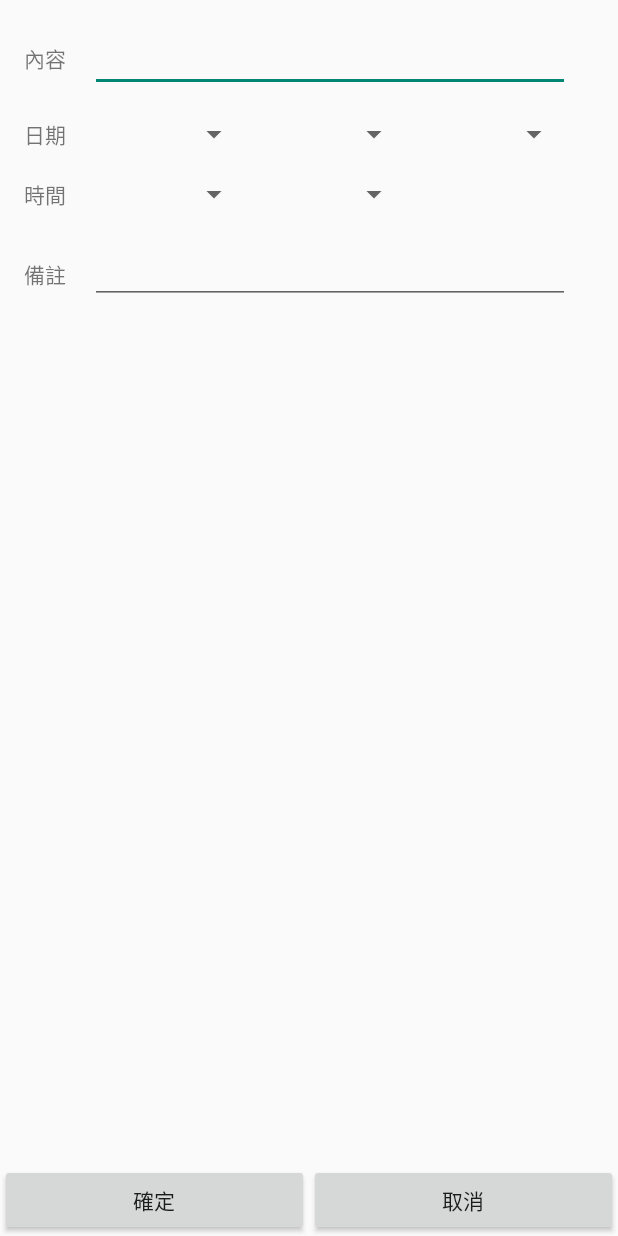
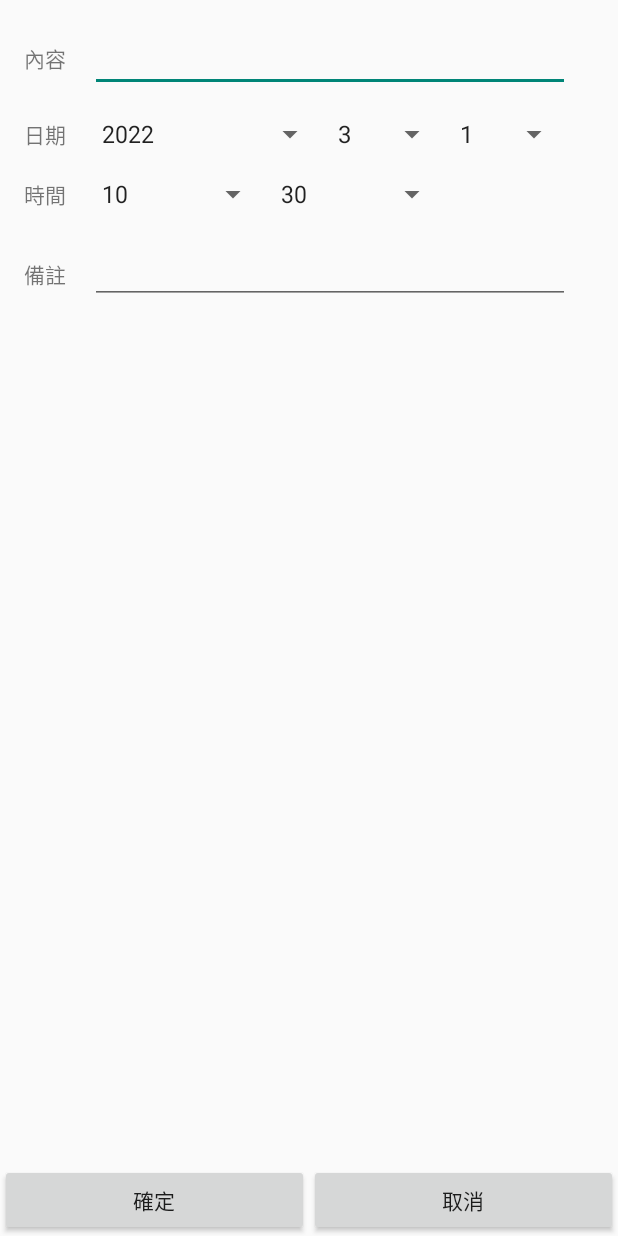
Before and after one commit to littlexfish-android/SimpleCalendar, an Android app: the fragment CalendarEditor shown on its own in the app's theme, on a phone screen of 412 x 824 dp. Run offline under Robolectric (Android 15) with nearby library versions, the phone set to English and light mode, and no system bars.

Commit message:
fix some problems

```diff
--- a/app/src/main/java/org/lf/calendar/calendar/CalendarEditor.kt
+++ b/app/src/main/java/org/lf/calendar/calendar/CalendarEditor.kt
@@ -13,7 +13,7 @@ import org.lf.calendar.io.sqlitem.calendar.SqlCalendar1
 import java.util.*
 
 private const val BEGIN_YEAR = 2000
-private const val END_YEAR = 2500
+private const val END_YEAR = 2200
 
 private const val PARAM_TIME = "calendar.editor.time"
 private const val PARAM_CONTENT = "calendar.editor.content"
@@ -107,7 +107,7 @@ class CalendarEditor : Fragment() {
 						sqlCalendar.saveSql(SqlHelper.getInstance(context).writableDatabase)
 
 						act.setFragmentToCalendar()
-						act.fragmentCalendar.reloadFromSql()
+						act.fragmentCalendar.reloadFromSql(true)
 
 					}
 				}
@@ -129,41 +129,30 @@ class CalendarEditor : Fragment() {
 	private fun initSpinner() {
 		val yearSelect = day[Calendar.YEAR] - BEGIN_YEAR
 		val monthSelect = day[Calendar.MONTH]
-		val daySelect = day[Calendar.DAY_OF_MONTH]
+		val daySelect = day[Calendar.DAY_OF_MONTH] - 1
 		val hourSelect = day[Calendar.HOUR_OF_DAY]
 		val minuteSelect = day[Calendar.MINUTE]
-		val yearArr = (BEGIN_YEAR..END_YEAR).toList().map { it.toString() }
+		val yearArr = (BEGIN_YEAR..END_YEAR).toList().toTypedArray()//.map { it.toString() }
 		val monthArr = (1..12).toList().map { it.toString() }
 		val dayArr = (1..day.getActualMaximum(Calendar.DAY_OF_MONTH)).toList().map { it.toString() }
 		val hourArr = (0..24).toList().map { it.toString() }
 		val minuteArr = (0..59).toList().map { it.toString() }
-
-		spinnerYear.adapter = ArrayAdapter.createFromResource(requireContext(), R.array.emptyArray, android.R.layout.simple_spinner_item).also {
-			it.addAll(yearArr)
-		}
+		spinnerYear.adapter = ArrayAdapter(requireContext(), android.R.layout.simple_spinner_item, yearArr)
 		spinnerYear.setSelection(yearSelect)
-		spinnerMonth.adapter = ArrayAdapter.createFromResource(requireContext(), R.array.emptyArray, android.R.layout.simple_spinner_item).also {
-			it.addAll(monthArr)
-		}
+		spinnerMonth.adapter = ArrayAdapter(requireContext(), android.R.layout.simple_spinner_item, monthArr)
 		spinnerMonth.setSelection(monthSelect)
-		spinnerDay.adapter = ArrayAdapter.createFromResource(requireContext(), R.array.emptyArray, android.R.layout.simple_spinner_item).also {
-			it.addAll(dayArr)
-		}
+		spinnerDay.adapter = ArrayAdapter(requireContext(), android.R.layout.simple_spinner_item, dayArr)
 		spinnerDay.setSelection(daySelect)
-		spinnerHour.adapter = ArrayAdapter.createFromResource(requireContext(), R.array.emptyArray, android.R.layout.simple_spinner_item).also {
-			it.addAll(hourArr)
-		}
+		spinnerHour.adapter = ArrayAdapter(requireContext(), android.R.layout.simple_spinner_item, hourArr)
 		spinnerHour.setSelection(hourSelect)
-		spinnerMinute.adapter = ArrayAdapter.createFromResource(requireContext(), R.array.emptyArray, android.R.layout.simple_spinner_item).also {
-			it.addAll(minuteArr)
-		}
+		spinnerMinute.adapter = ArrayAdapter(requireContext(), android.R.layout.simple_spinner_item, minuteArr)
 		spinnerMinute.setSelection(minuteSelect)
 
 	}
 
 	companion object {
 		@JvmStatic
-		fun newInstance(time: Long = System.currentTimeMillis(), initContent: String = "") =
+		fun newInstance(time: Long = Date().time, initContent: String = "") =
 			CalendarEditor().apply {
 				arguments = Bundle().apply {
 					this.putLong(PARAM_TIME, time)
@@ -179,10 +168,8 @@ class CalendarEditor : Fragment() {
 		 */
 		override fun onItemSelected(parent: AdapterView<*>?, view: View?, position: Int, id: Long) {
 			val dayMax = Calendar.getInstance().also { it.set(yearSpinner.selectedItem.toString().toInt(), position, 1) }.getActualMaximum(Calendar.DAY_OF_MONTH)
-			val arr = (1..dayMax).toList().map { it.toString() }
-			val adapter = ArrayAdapter.createFromResource(daySpinner.context, R.array.emptyArray, android.R.layout.simple_spinner_item)
-			adapter.addAll(arr)
-			daySpinner.adapter = adapter
+			val arr = (1..dayMax).toList().toTypedArray()
+			daySpinner.adapter = ArrayAdapter(daySpinner.context, android.R.layout.simple_spinner_item, arr)
 		}
 
 		override fun onNothingSelected(parent: AdapterView<*>?) {
--- a/app/src/main/java/org/lf/calendar/calendar/CalendarView.kt
+++ b/app/src/main/java/org/lf/calendar/calendar/CalendarView.kt
@@ -153,14 +153,16 @@ class CalendarView : Fragment() {
 	fun changeDays(year: Int, month: Int, day: Int = selectDate[Calendar.DAY_OF_MONTH]) {
 		val t = {
 			if(selectDate[Calendar.YEAR] != year || selectDate[Calendar.MONTH] != month) {
+				selectDate.clear()
+				selectDate.set(year, month, day)
 				initDays(year, month)
 				createCalendarItem(false)
 			}
 			else {
+				selectDate.clear()
+				selectDate.set(year, month, day)
 				createCalendarItem(true)
 			}
-			selectDate.clear()
-			selectDate.set(year, month, day)
 		}
 		if(this::table.isInitialized) {
 			t()
--- a/app/src/main/java/org/lf/calendar/calendar/CalenderPlanList.kt
+++ b/app/src/main/java/org/lf/calendar/calendar/CalenderPlanList.kt
@@ -64,6 +64,8 @@ class CalenderPlanList : Fragment() {
 		val plan = PlanItem(requireContext())
 		plan.setContent(time, content)
 		if(sqlItem != null) plan.attachSqlItem(sqlItem)
+		list.addView(plan)
+		planArray.add(plan)
 	}
 
 	/**
--- a/app/src/main/java/org/lf/calendar/io/SqlHelper.kt
+++ b/app/src/main/java/org/lf/calendar/io/SqlHelper.kt
@@ -234,11 +234,11 @@ class SqlHelper(@Nullable context: Context?, @Nullable factory: SQLiteDatabase.C
 		constructor(db: SQLiteDatabase, limit: Int? = null, orderBy: String? = null, increase: Boolean = true, timeMin: Long = -1, timeMax: Long = -1) {
 			@Language("SQL")
 			var select = "SELECT * FROM $databaseTableCalendarName"
-			if(orderBy != null) select += " order by $orderBy ${if(increase) "ASC" else "DESC"}"
-			if(limit != null) select += " limit $limit"
 			if(timeMin >= 0 && timeMax >= 0) select += " WHERE time BETWEEN $timeMin AND $timeMax";
 			else if(timeMin >= 0 && timeMax < 0) select += " WHERE time >= $timeMin"
 			else if(timeMin < 0 && timeMax >= 0) select += "WHERE time < $timeMax"
+			if(orderBy != null) select += " order by $orderBy ${if(increase) "ASC" else "DESC"}"
+			if(limit != null) select += " limit $limit"
 			val c: Cursor = db.rawQuery(select, null)
 			c.moveToFirst()
 			for(i in 0 until c.count) {
@@ -310,7 +310,7 @@ class SqlHelper(@Nullable context: Context?, @Nullable factory: SQLiteDatabase.C
 
 			// add
 			for(data in appendCalendar) {
-				db.insert(databaseTableCalendarName, null, data.getContentValues())
+				data._id = db.insert(databaseTableCalendarName, null, data.getContentValues()).toInt()
 			}
 
 			// add append list into list
--- a/app/src/main/java/org/lf/calendar/io/sqlitem/calendar/SqlCalendar1.kt
+++ b/app/src/main/java/org/lf/calendar/io/sqlitem/calendar/SqlCalendar1.kt
@@ -79,7 +79,7 @@ class SqlCalendar1 : SqlCalendarBase {
 
 
 	override fun equals(other: Any?): Boolean {
-		return other == this || (other is SqlCalendar1 && (other.content == content && createTime == other.createTime))
+		return other is SqlCalendar1 && other._id == _id
 	}
 
 	override fun hashCode(): Int {
--- a/app/src/main/java/org/lf/calendar/io/sqlitem/list/SqlList1.kt
+++ b/app/src/main/java/org/lf/calendar/io/sqlitem/list/SqlList1.kt
@@ -69,7 +69,7 @@ class SqlList1 : SqlListBase {
 			"completeTime INTEGER)"
 
 	override fun equals(other: Any?): Boolean {
-		return other == this || (other is SqlList1 && (other.groupName == groupName && other.content == content))
+		return other is SqlList1 && other._id == _id
 	}
 
 	override fun hashCode(): Int {
--- a/app/src/main/java/org/lf/calendar/tabs/Calendar.kt
+++ b/app/src/main/java/org/lf/calendar/tabs/Calendar.kt
@@ -1,6 +1,7 @@
 package org.lf.calendar.tabs
 
 import android.os.Bundle
+import android.util.Log
 import android.view.LayoutInflater
 import android.view.View
 import android.view.ViewGroup
@@ -155,7 +156,8 @@ class Calendar : Fragment() {
 			val day = calendar.selectDate
 			val end = day.timeInMillis + (24*60*60*1000)
 			val sqlHelper = SqlHelper.getInstance(context)
-			val sqlCalendar = sqlHelper.getCalendar(sqlHelper.writableDatabase, orderBy = "time", timeMin = day.timeInMillis, timeMax = end).getCalendar()
+			val sqlCalendar = sqlHelper.getCalendar(sqlHelper.writableDatabase, orderBy = "time", timeMin = day.time.time, timeMax = end).getCalendar()
+			Log.e("TAG", sqlCalendar.joinToString(","))
 			calendarPlans.removeAllPlan()
 			for(sql in sqlCalendar) {
 				calendarPlans.addPlan(sql.time.time, sql.content, sqlItem = sql)
--- a/app/src/main/res/layout/fragment_calendar_editor.xml
+++ b/app/src/main/res/layout/fragment_calendar_editor.xml
@@ -17,7 +17,7 @@
 
     <Spinner
         android:id="@+id/calendarEditorMonth"
-        android:layout_width="0dp"
+        android:layout_width="wrap_content"
         android:layout_height="wrap_content"
         app:layout_constraintEnd_toStartOf="@+id/calendarEditorDay"
         app:layout_constraintStart_toEndOf="@+id/calendarEditorYear"
@@ -25,7 +25,7 @@
 
     <Spinner
         android:id="@+id/calendarEditorDay"
-        android:layout_width="0dp"
+        android:layout_width="wrap_content"
         android:layout_height="wrap_content"
         app:layout_constraintEnd_toEndOf="@+id/calendarEditorContent"
         app:layout_constraintStart_toEndOf="@+id/calendarEditorMonth"
--- a/app/src/main/res/layout/view_calendar.xml
+++ b/app/src/main/res/layout/view_calendar.xml
@@ -1,8 +1,8 @@
 <FrameLayout xmlns:android="http://schemas.android.com/apk/res/android"
     xmlns:app="http://schemas.android.com/apk/res-auto"
     xmlns:tools="http://schemas.android.com/tools"
-    android:layout_width="match_parent"
-    android:layout_height="match_parent">
+    android:layout_width="wrap_content"
+    android:layout_height="wrap_content">
 
     <TableLayout
         android:id="@+id/calenderTable"
--- a/app/src/main/res/layout/view_plan_item.xml
+++ b/app/src/main/res/layout/view_plan_item.xml
@@ -3,7 +3,7 @@
     xmlns:app="http://schemas.android.com/apk/res-auto"
     xmlns:tools="http://schemas.android.com/tools"
     android:layout_width="match_parent"
-    android:layout_height="match_parent"
+    android:layout_height="wrap_content"
     android:orientation="vertical">
 
     <TextView
--- a/app/src/main/res/values/dimens.xml
+++ b/app/src/main/res/values/dimens.xml
@@ -17,6 +17,6 @@
     <dimen name="widget_margin">0dp</dimen>
 
     <!--  list item  -->
-    <dimen name="listItemItemSize">20dp</dimen>
+    <dimen name="listItemItemSize">5dp</dimen>
 
 </resources>
```
Also changed, not shown: app/src/main/java/org/lf/calendar/calendar/PlanItem.kt (+9 -2 lines), app/src/main/res/layout/fragment_calender_plan_list.xml (+9 -2 lines).
